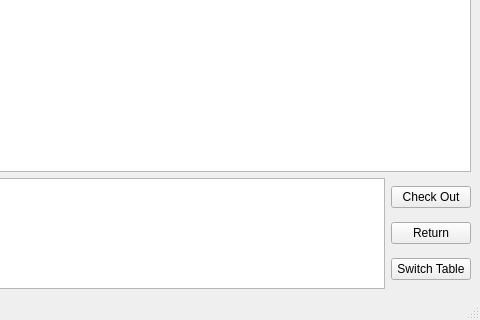
The window that mainwindow.ui (cihansenyuz/library_system) describes before a commit, drawn with Qt 5; both pictures show x 320 to 800 and y 280 to 600 of the 800 by 600 pixel window.
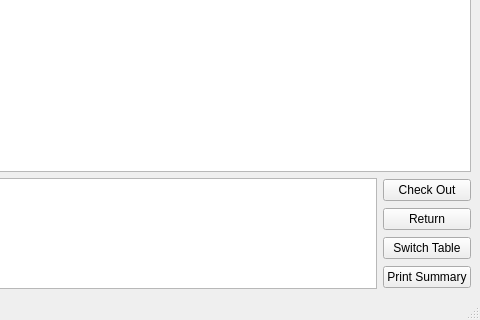
The same window after the commit.

Commit message: library creation is moved to main.cpp, mainwwindow class now has property to point a Library, new button added ui for issue #24

Diff of the .ui file:
```diff
--- a/mainwindow.ui
+++ b/mainwindow.ui
@@ -70,6 +70,13 @@
             </property>
            </widget>
           </item>
+          <item>
+           <widget class="QPushButton" name="summaryButton">
+            <property name="text">
+             <string>Print Summary</string>
+            </property>
+           </widget>
+          </item>
          </layout>
         </item>
        </layout>
```
The commit also changes 3 other files.
